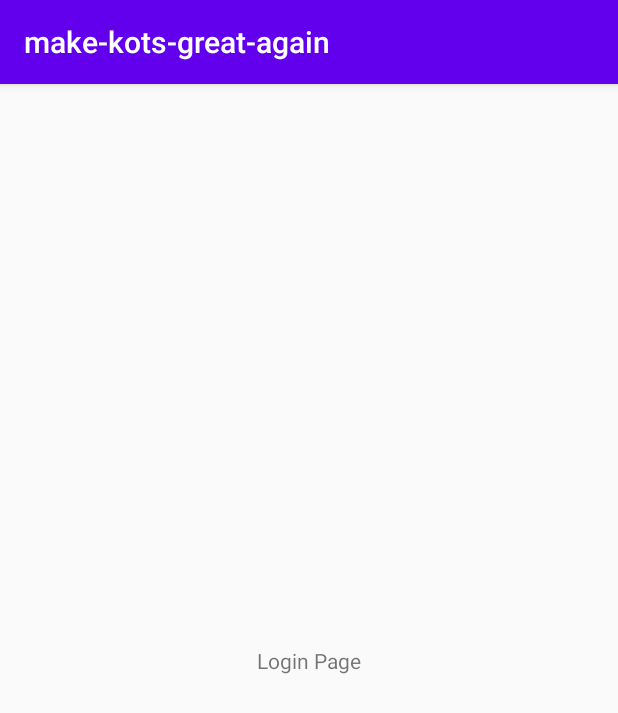
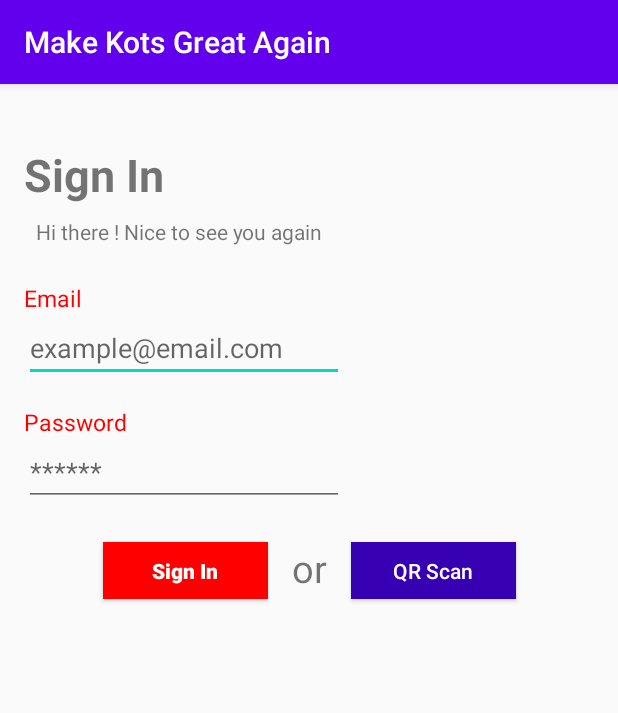
Before and after one commit to make-kots-great-again/mobile, an Android app: the screen it shows after launch (Login), on a phone screen of 412 x 824 dp. Shown: the top 713 px of the screen. Run offline under Robolectric (Android 15) with nearby library versions, the phone set to English and light mode, and no system bars.

Commit message:
first page design finished + added a demo to readme

```diff
--- a/makekotsgreatagain/app/src/main/AndroidManifest.xml
+++ b/makekotsgreatagain/app/src/main/AndroidManifest.xml
@@ -9,7 +9,7 @@
         android:roundIcon="@mipmap/ic_launcher_round"
         android:supportsRtl="true"
         android:theme="@style/AppTheme">
-        <activity android:name=".Page3"></activity>
+        <activity android:name=".Page3" />
         <activity android:name=".Page2" />
         <activity android:name=".Login">
             <intent-filter>
--- a/makekotsgreatagain/app/src/main/java/com/morgan/make_kots_great_again/Login.java
+++ b/makekotsgreatagain/app/src/main/java/com/morgan/make_kots_great_again/Login.java
@@ -3,6 +3,9 @@ package com.morgan.make_kots_great_again;
 import androidx.appcompat.app.AppCompatActivity;
 
 import android.os.Bundle;
+import android.view.View;
+import android.widget.Button;
+import android.widget.Toast;
 
 public class Login extends AppCompatActivity {
 
@@ -10,5 +13,24 @@ public class Login extends AppCompatActivity {
     protected void onCreate(Bundle savedInstanceState) {
         super.onCreate(savedInstanceState);
         setContentView(R.layout.login);
+
+        final Button button_sign = findViewById(R.id.button_sign);
+        final Button button_scan = findViewById(R.id.button_scan);
+
+        button_sign.setOnClickListener(new View.OnClickListener() {
+            @Override
+            public void onClick(View view) {
+                Toast toast = Toast.makeText(getBaseContext(), "Logging in...", Toast.LENGTH_SHORT);
+                toast.show();
+            }
+        });
+
+        button_scan.setOnClickListener(new View.OnClickListener() {
+            @Override
+            public void onClick(View view) {
+                Toast toast = Toast.makeText(getBaseContext(), "Launching QR Scan activity...", Toast.LENGTH_SHORT);
+                toast.show();
+            }
+        });
     }
 }
--- a/makekotsgreatagain/app/src/main/res/layout/login.xml
+++ b/makekotsgreatagain/app/src/main/res/layout/login.xml
@@ -7,12 +7,114 @@
     tools:context=".Login">
 
     <TextView
+        android:id="@+id/label_signin"
         android:layout_width="wrap_content"
         android:layout_height="wrap_content"
-        android:text="Login Page"
-        app:layout_constraintBottom_toBottomOf="parent"
-        app:layout_constraintLeft_toLeftOf="parent"
-        app:layout_constraintRight_toRightOf="parent"
+        android:layout_marginStart="16dp"
+        android:layout_marginTop="40dp"
+        android:text="@string/login_sign"
+        android:textSize="30sp"
+        app:layout_constraintStart_toStartOf="parent"
         app:layout_constraintTop_toTopOf="parent" />
 
+    <TextView
+        android:id="@+id/label_welcome"
+        android:layout_width="wrap_content"
+        android:layout_height="wrap_content"
+        android:layout_marginStart="24dp"
+        android:layout_marginTop="8dp"
+        android:text="@string/login_welcome"
+        app:layout_constraintStart_toStartOf="parent"
+        app:layout_constraintTop_toBottomOf="@+id/label_signin" />
+
+    <TextView
+        android:id="@+id/label_mail"
+        android:layout_width="wrap_content"
+        android:layout_height="wrap_content"
+        android:layout_marginStart="16dp"
+        android:layout_marginTop="24dp"
+        android:text="@string/login_email"
+        android:textSize="15sp"
+        android:textColor="@color/red"
+        app:layout_constraintStart_toStartOf="parent"
+        app:layout_constraintTop_toBottomOf="@+id/label_welcome" />
+
+    <EditText
+        android:id="@+id/edit_mail"
+        android:layout_width="wrap_content"
+        android:layout_height="wrap_content"
+        android:layout_marginStart="16dp"
+        android:ems="10"
+        android:inputType="textEmailAddress"
+        android:hint="@string/login_email_hint"
+        app:layout_constraintStart_toStartOf="parent"
+        app:layout_constraintTop_toBottomOf="@+id/label_mail" />
+
+    <TextView
+        android:id="@+id/label_password"
+        android:layout_width="wrap_content"
+        android:layout_height="wrap_content"
+        android:layout_marginStart="16dp"
+        android:layout_marginTop="16dp"
+        android:text="@string/login_password"
+        android:textSize="15sp"
+        android:textColor="@color/red"
+        app:layout_constraintStart_toStartOf="parent"
+        app:layout_constraintTop_toBottomOf="@+id/edit_mail" />
+
+    <EditText
+        android:id="@+id/edit_password"
+        android:layout_width="wrap_content"
+        android:layout_height="wrap_content"
+        android:layout_marginStart="16dp"
+        android:ems="10"
+        android:inputType="textPassword"
+        android:hint="@string/login_password_hint"
+        app:layout_constraintStart_toStartOf="parent"
+        app:layout_constraintTop_toBottomOf="@+id/label_password" />
+
+    <Button
+        android:id="@+id/button_sign"
+        android:layout_width="110dp"
+        android:layout_height="38dp"
+        android:layout_marginTop="24dp"
+        android:layout_marginEnd="8dp"
+        android:background="@color/red"
+        android:text="@string/login_sign"
+        android:textAllCaps="false"
+        android:textColor="@color/white"
+        app:layout_constraintEnd_toStartOf="@+id/label_or"
+        app:layout_constraintHorizontal_chainStyle="packed"
+        app:layout_constraintStart_toStartOf="parent"
+        app:layout_constraintTop_toBottomOf="@+id/edit_password" />
+
+    <TextView
+        android:id="@+id/label_or"
+        android:layout_width="wrap_content"
+        android:layout_height="wrap_content"
+        android:layout_marginStart="8dp"
+        android:layout_marginTop="24dp"
+        android:layout_marginEnd="8dp"
+        android:text="@string/login_or"
+        android:textSize="25sp"
+        app:layout_constraintHorizontal_chainStyle="packed"
+        app:layout_constraintEnd_toStartOf="@+id/button_scan"
+        app:layout_constraintStart_toEndOf="@+id/button_sign"
+        app:layout_constraintTop_toBottomOf="@+id/edit_password" />
+
+    <Button
+        android:id="@+id/button_scan"
+        android:layout_width="110dp"
+        android:layout_height="38dp"
+        android:layout_marginStart="8dp"
+        android:layout_marginTop="24dp"
+        android:background="@color/colorPrimaryDark"
+        android:text="@string/login_scan"
+        android:textAllCaps="false"
+        android:textColor="@color/white"
+        app:layout_constraintEnd_toEndOf="parent"
+        app:layout_constraintHorizontal_chainStyle="packed"
+        app:layout_constraintStart_toEndOf="@+id/label_or"
+        app:layout_constraintTop_toBottomOf="@+id/edit_password" />
+
 </androidx.constraintlayout.widget.ConstraintLayout>
--- a/makekotsgreatagain/app/src/main/res/values/colors.xml
+++ b/makekotsgreatagain/app/src/main/res/values/colors.xml
@@ -3,4 +3,6 @@
     <color name="colorPrimary">#6200EE</color>
     <color name="colorPrimaryDark">#3700B3</color>
     <color name="colorAccent">#03DAC5</color>
+    <color name="white">#ffffff</color>
+    <color name="red">#ff0000</color>
 </resources>
--- a/makekotsgreatagain/app/src/main/res/values/strings.xml
+++ b/makekotsgreatagain/app/src/main/res/values/strings.xml
@@ -1,3 +1,15 @@
 <resources>
-    <string name="app_name">make-kots-great-again</string>
+    <string name="app_name">Make Kots Great Again</string>
+
+    <!--login Page-->
+    <string name="login_sign"><b>Sign In</b></string>
+    <string name="login_welcome">Hi there ! Nice to see you again</string>
+    <string name="login_email">Email</string>
+    <string name="login_email_hint">example@email.com</string>
+    <string name="login_password">Password</string>
+    <string name="login_password_hint">******</string>
+    <string name="login_or">or</string>
+    <string name="login_scan">QR Scan</string>
+
+    <!--page n°2-->
 </resources>
```
Also changed, not shown: 2 other files.
